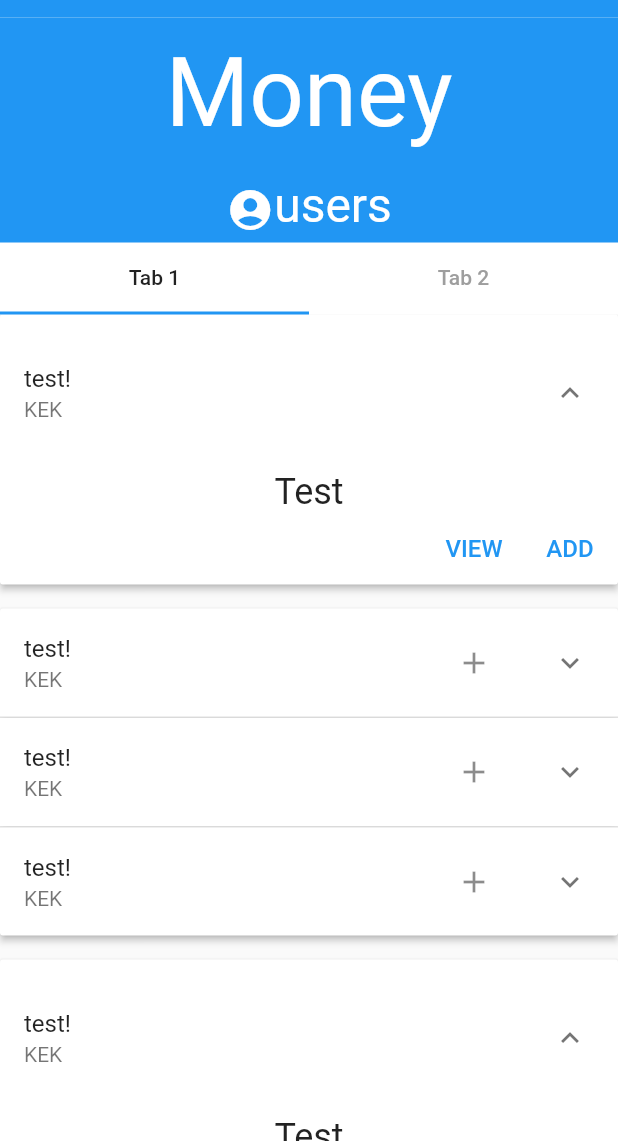
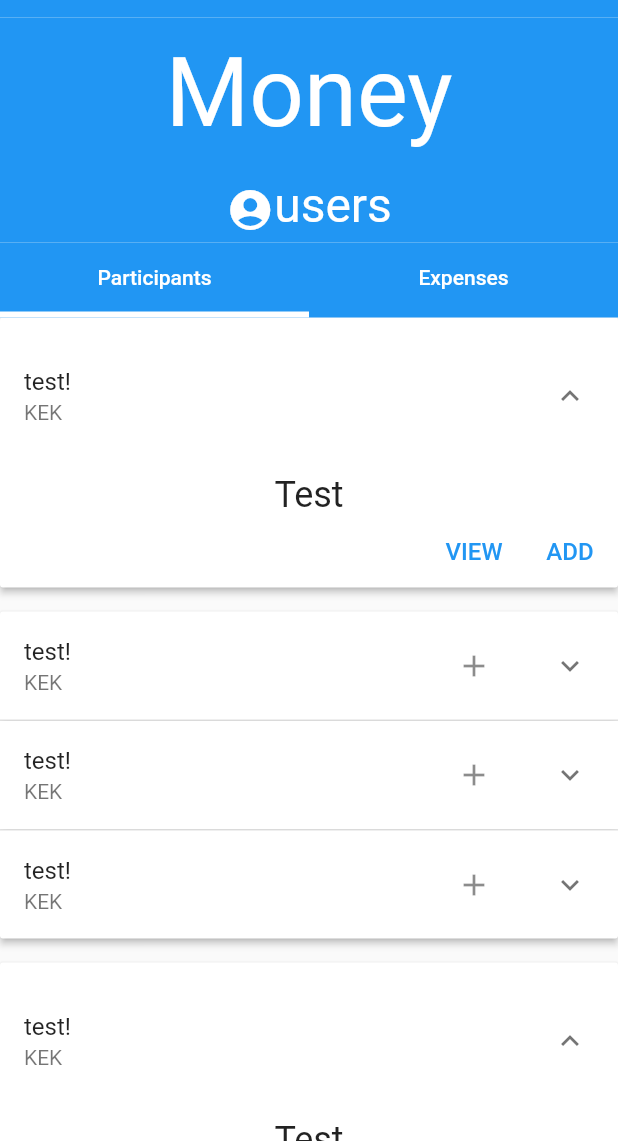
Before and after one commit to GrzegorzKazana/bill-folder, a Flutter app: the screen it shows after launch, on a phone screen of 412 x 824 dp, the part 95-1236 px from its top. Run offline on Flutter 3.47's test engine with Material 2 defaults, Android fonts, the phone set to English and light mode, and no system bars.

Commit message:
feat: expense list view

```diff
--- a/lib/modules/bank_overwiev/BankOverViewPage.dart
+++ b/lib/modules/bank_overwiev/BankOverViewPage.dart
@@ -1,3 +1,4 @@
+import 'package:bill_folder/modules/bank_overwiev/containers/expense_list.dart';
 import 'package:flutter/material.dart';
 
 import 'components/bank_app_bar.dart';
@@ -7,7 +8,7 @@ import 'containers/person_summary_list.dart';
 import 'containers/bank_summary_bar.dart';
 
 class MyHomePage extends StatelessWidget {
-  final _tabs = ["Tab 1", "Tab 2"];
+  final _tabs = ["Participants", "Expenses"];
 
   List<Widget> _buildHeader(BuildContext context, bool innerBoxIsScrolled) {
     return [
@@ -21,11 +22,12 @@ class MyHomePage extends StatelessWidget {
       ),
       SliverPersistentHeader(
           pinned: true,
-          delegate: BandTabPersistentHeaderDelegate(bankTabHeader(_tabs))),
+          delegate: BandTabPersistentHeaderDelegate(bankTabHeader(_tabs),
+              color: Theme.of(context).colorScheme.primary)),
     ];
   }
 
-  Widget _buildTab(String tabName, {Widget child}) {
+  Widget _buildTab(String tabName, {Widget child, Widget sliver}) {
     return SafeArea(
       top: false,
       bottom: false,
@@ -36,7 +38,8 @@ class MyHomePage extends StatelessWidget {
             SliverOverlapInjector(
               handle: NestedScrollView.sliverOverlapAbsorberHandleFor(context),
             ),
-            SliverToBoxAdapter(child: child),
+            if (sliver != null) sliver,
+            if (child != null) SliverToBoxAdapter(child: child),
           ],
         ),
       ),
@@ -50,11 +53,10 @@ class MyHomePage extends StatelessWidget {
         child: Scaffold(
           body: NestedScrollView(
             headerSliverBuilder: _buildHeader,
-            body: TabBarView(
-              children: _tabs
-                  .map((name) => _buildTab(name, child: PersonSummaryList()))
-                  .toList(),
-            ),
+            body: TabBarView(children: [
+              _buildTab(_tabs[0], child: PersonSummaryList()),
+              _buildTab(_tabs[1], child: ExpenseList())
+            ]),
           ),
           drawer: Drawer(
             child: BankOverviewDrawer(),
--- a/lib/modules/bank_overwiev/components/bank_tab_header.dart
+++ b/lib/modules/bank_overwiev/components/bank_tab_header.dart
@@ -2,16 +2,19 @@ import 'package:flutter/material.dart';
 
 TabBar bankTabHeader(List<String> tabs) {
   return TabBar(
-    labelColor: Colors.black87,
-    unselectedLabelColor: Colors.grey,
+    indicatorColor: Colors.white,
+    labelColor: Colors.white,
+    unselectedLabelColor: Colors.white,
+    indicatorWeight: 4,
     tabs: tabs.map((tab) => Tab(text: tab)).toList(),
   );
 }
 
 class BandTabPersistentHeaderDelegate extends SliverPersistentHeaderDelegate {
   final TabBar _tabBar;
+  final Color color;
 
-  BandTabPersistentHeaderDelegate(this._tabBar);
+  BandTabPersistentHeaderDelegate(this._tabBar, {this.color});
 
   @override
   double get minExtent => _tabBar.preferredSize.height;
@@ -23,7 +26,7 @@ class BandTabPersistentHeaderDelegate extends SliverPersistentHeaderDelegate {
       BuildContext context, double shrinkOffset, bool overlapsContent) {
     return new Container(
       child: _tabBar,
-      color: Colors.white,
+      color: color,
     );
   }
 
```
Also changed, not shown: lib/modules/bank_overwiev/containers/expense_list.dart (added, +76 -0 lines).
